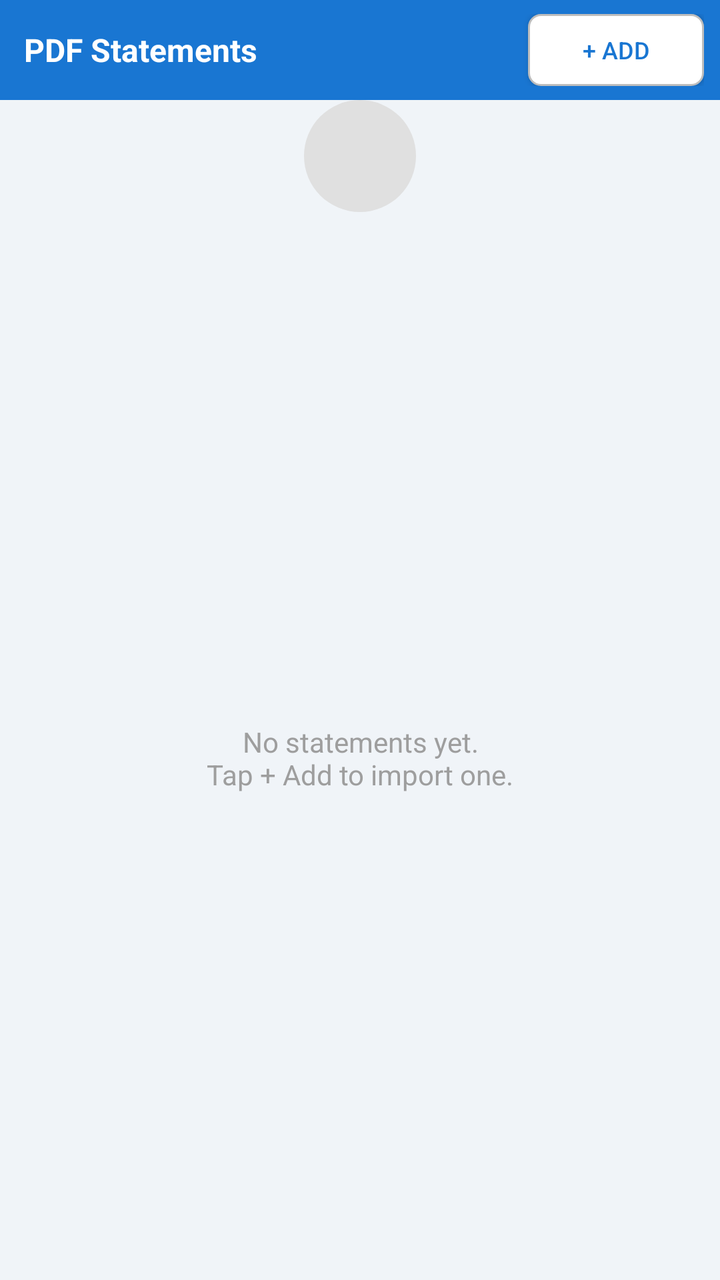
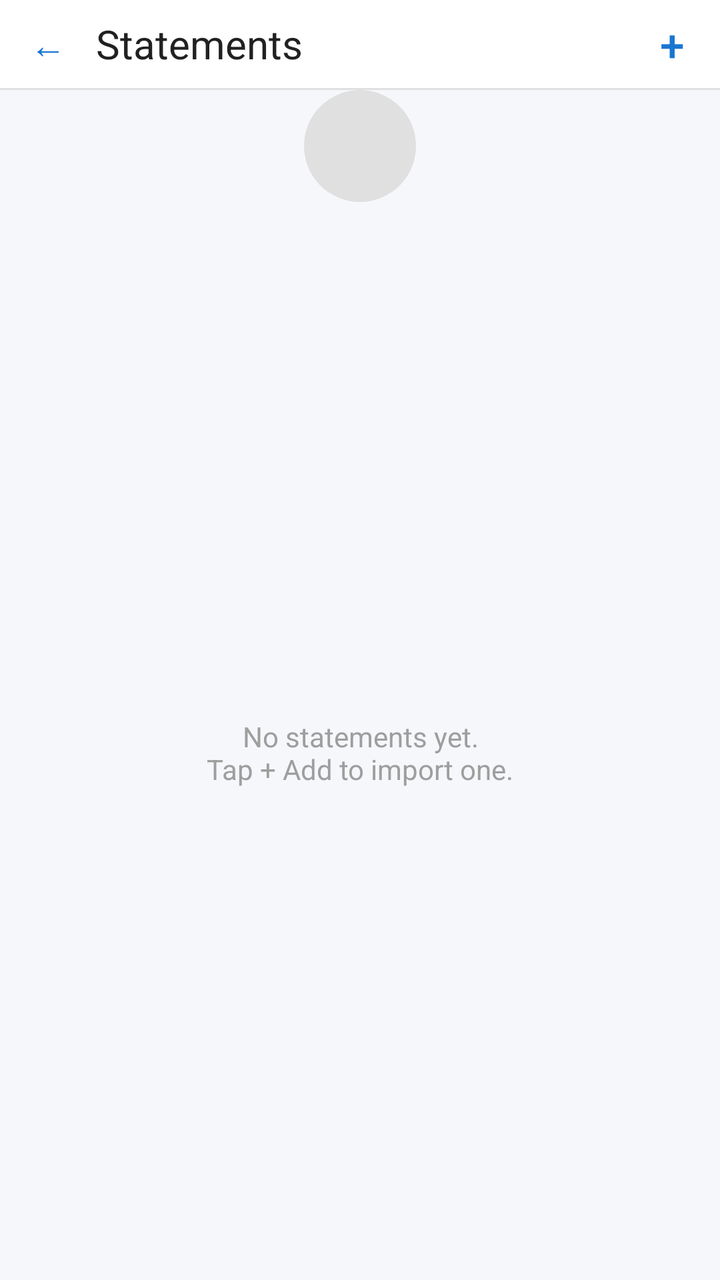

Before-and-after screenshots of an Android layout around one commit, followed by the original layout XML and the change that was made.
<!-- AndroidManifest.xml: activity theme android:Theme.Material.Light.NoActionBar -->
<!-- res/layout/activity_pdf_inbox.xml -->
<?xml version="1.0" encoding="utf-8"?>
<LinearLayout xmlns:android="http://schemas.android.com/apk/res/android"
    android:layout_width="match_parent"
    android:layout_height="match_parent"
    android:orientation="vertical"
    android:background="#F0F4F8">

    
    <LinearLayout
        android:layout_width="match_parent"
        android:layout_height="wrap_content"
        android:orientation="horizontal"
        android:background="#1976D2"
        android:paddingLeft="12dp"
        android:paddingRight="8dp"
        android:paddingTop="7dp"
        android:paddingBottom="7dp"
        android:gravity="center_vertical">

        <TextView
            android:layout_width="0dp"
            android:layout_height="wrap_content"
            android:layout_weight="1"
            android:text="@string/title_pdf_inbox"
            android:textColor="#FFFFFF"
            android:textSize="16sp"
            android:textStyle="bold" />

        <Button
            android:id="@+id/btnAddStatement"
            android:layout_width="wrap_content"
            android:layout_height="36dp"
            android:text="@string/btn_add_statement"
            android:textSize="12sp"
            android:textColor="#1976D2"
            android:background="@drawable/bg_spinner_white"
            android:paddingLeft="14dp"
            android:paddingRight="14dp" />

    </LinearLayout>

    
    <TextView
        android:id="@+id/tvStatementsEmpty"
        android:layout_width="match_parent"
        android:layout_height="0dp"
        android:layout_weight="1"
        android:gravity="center"
        android:drawableTop="@drawable/ic_empty"
        android:drawablePadding="12dp"
        android:text="@string/pdf_inbox_empty_lib"
        android:textColor="#9E9E9E"
        android:textSize="14sp"
        android:paddingLeft="32dp"
        android:paddingRight="32dp"
        android:visibility="visible" />

    
    <ListView
        android:id="@+id/listStatements"
        android:layout_width="match_parent"
        android:layout_height="0dp"
        android:layout_weight="1"
        android:divider="#E0E0E0"
        android:dividerHeight="1dp"
        android:clipToPadding="false"
        android:paddingBottom="16dp"
        android:scrollbarStyle="outsideOverlay"
        android:visibility="gone" />

</LinearLayout>
<!-- resources referenced by this layout -->
<resources>
  <!-- drawable bg_spinner_white (drawable) -->
  <?xml version="1.0" encoding="utf-8"?>
  <shape xmlns:android="http://schemas.android.com/apk/res/android">
      <solid android:color="#FFFFFF" />
      <corners android:radius="6dp" />
      <stroke android:width="1dp" android:color="#BDBDBD" />
  </shape>
  <!-- drawable ic_empty (drawable) -->
  <?xml version="1.0" encoding="utf-8"?>
  <shape xmlns:android="http://schemas.android.com/apk/res/android"
      android:shape="oval">
      <solid android:color="#E0E0E0" />
      <size android:width="56dp" android:height="56dp" />
  </shape>
  <string name="btn_add_statement">+ Add</string>
  <string name="pdf_inbox_empty_lib">No statements yet.\nTap + Add to import one.</string>
  <string name="title_pdf_inbox">PDF Statements</string>
</resources>

<!-- the commit's change to res/layout/activity_pdf_inbox.xml (unified diff, before → after) -->
@@ -3,41 +3,53 @@
     android:layout_width="match_parent"
     android:layout_height="match_parent"
     android:orientation="vertical"
-    android:background="#F0F4F8">
+    android:background="@color/landingBackground">
 
     
     <LinearLayout
         android:layout_width="match_parent"
-        android:layout_height="wrap_content"
+        android:layout_height="44dp"
         android:orientation="horizontal"
-        android:background="#1976D2"
-        android:paddingLeft="12dp"
-        android:paddingRight="8dp"
-        android:paddingTop="7dp"
-        android:paddingBottom="7dp"
-        android:gravity="center_vertical">
-
+        android:gravity="center_vertical"
+        android:background="@color/appBarWhite"
+        android:paddingLeft="4dp"
+        android:paddingRight="4dp">
+        <Button
+            android:id="@+id/btnBack"
+            android:layout_width="40dp"
+            android:layout_height="40dp"
+            android:text="←"
+            android:textSize="18sp"
+            android:textColor="@color/colorPrimary"
+            android:background="?android:attr/selectableItemBackgroundBorderless"
+            android:minWidth="0dp"
+            android:minHeight="0dp"
+            android:padding="0dp" />
         <TextView
+            android:id="@+id/tvTitle"
             android:layout_width="0dp"
             android:layout_height="wrap_content"
             android:layout_weight="1"
-            android:text="@string/title_pdf_inbox"
-            android:textColor="#FFFFFF"
-            android:textSize="16sp"
-            android:textStyle="bold" />
+            android:text="Statements"
+            android:textColor="@color/textPrimary"
+            android:textSize="20sp"
+            android:paddingLeft="4dp" />
+        <Button
+            android:id="@+id/btnAdd"
+            android:layout_width="40dp"
+            android:layout_height="40dp"
+            android:text="+"
+            android:textSize="22sp"
+            android:textColor="@color/colorPrimary"
+            android:background="?android:attr/selectableItemBackgroundBorderless"
+            android:minWidth="0dp"
+            android:minHeight="0dp"
+            android:padding="0dp" />
+    </LinearLayout>
+    <View android:layout_width="match_parent" android:layout_height="1dp" android:background="@color/hairline" />
 
-        <Button
-            android:id="@+id/btnAddStatement"
-            android:layout_width="wrap_content"
-            android:layout_height="36dp"
-            android:text="@string/btn_add_statement"
-            android:textSize="12sp"
-            android:textColor="#1976D2"
-            android:background="@drawable/bg_spinner_white"
-            android:paddingLeft="14dp"
-            android:paddingRight="14dp" />
 
-    </LinearLayout>
+    
 
     
     <TextView
<!-- resource entries referenced after the edit -->
@@ -1,12 +1,10 @@
 <!-- resources referenced by this layout -->
 <resources>
-  <!-- drawable bg_spinner_white (drawable) -->
-  <?xml version="1.0" encoding="utf-8"?>
-  <shape xmlns:android="http://schemas.android.com/apk/res/android">
-      <solid android:color="#FFFFFF" />
-      <corners android:radius="6dp" />
-      <stroke android:width="1dp" android:color="#BDBDBD" />
-  </shape>
+  <color name="appBarWhite">#FFFFFF</color>
+  <color name="colorPrimary">#1976D2</color>
+  <color name="hairline">#E0E0E0</color>
+  <color name="landingBackground">#F5F7FA</color>
+  <color name="textPrimary">#212121</color>
   <!-- drawable ic_empty (drawable) -->
   <?xml version="1.0" encoding="utf-8"?>
   <shape xmlns:android="http://schemas.android.com/apk/res/android"
@@ -14,8 +12,6 @@
       <solid android:color="#E0E0E0" />
       <size android:width="56dp" android:height="56dp" />
   </shape>
-  <string name="btn_add_statement">+ Add</string>
   <string name="pdf_inbox_empty_lib">No statements yet.\nTap + Add to import one.</string>
-  <string name="title_pdf_inbox">PDF Statements</string>
 </resources>
 
